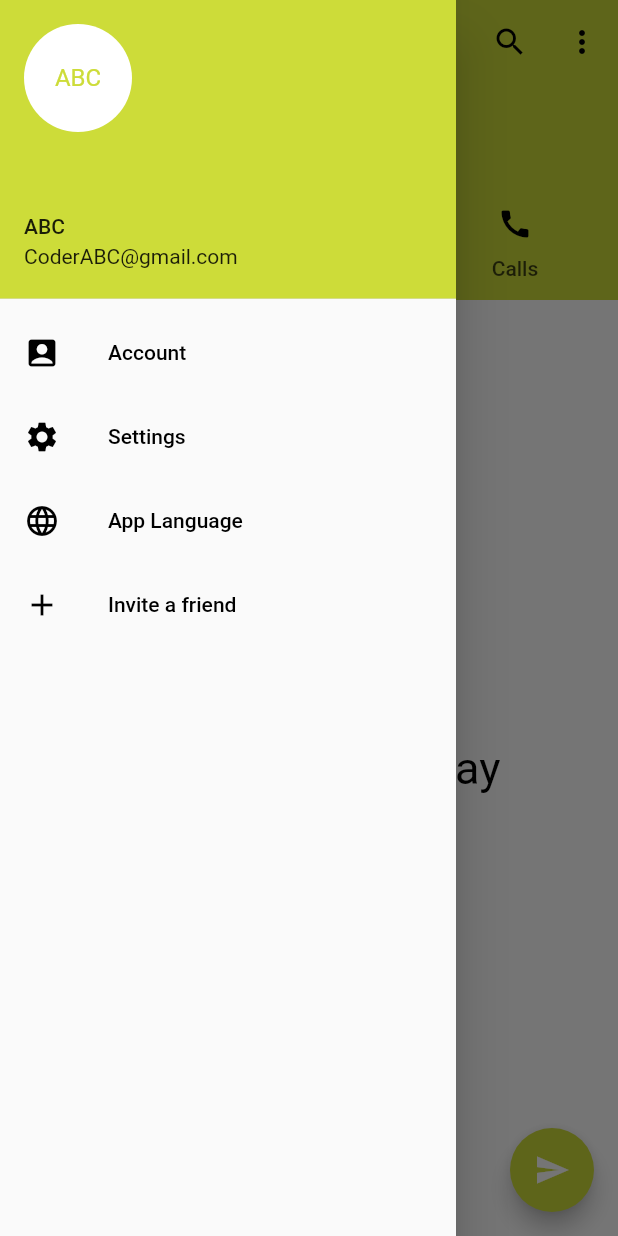
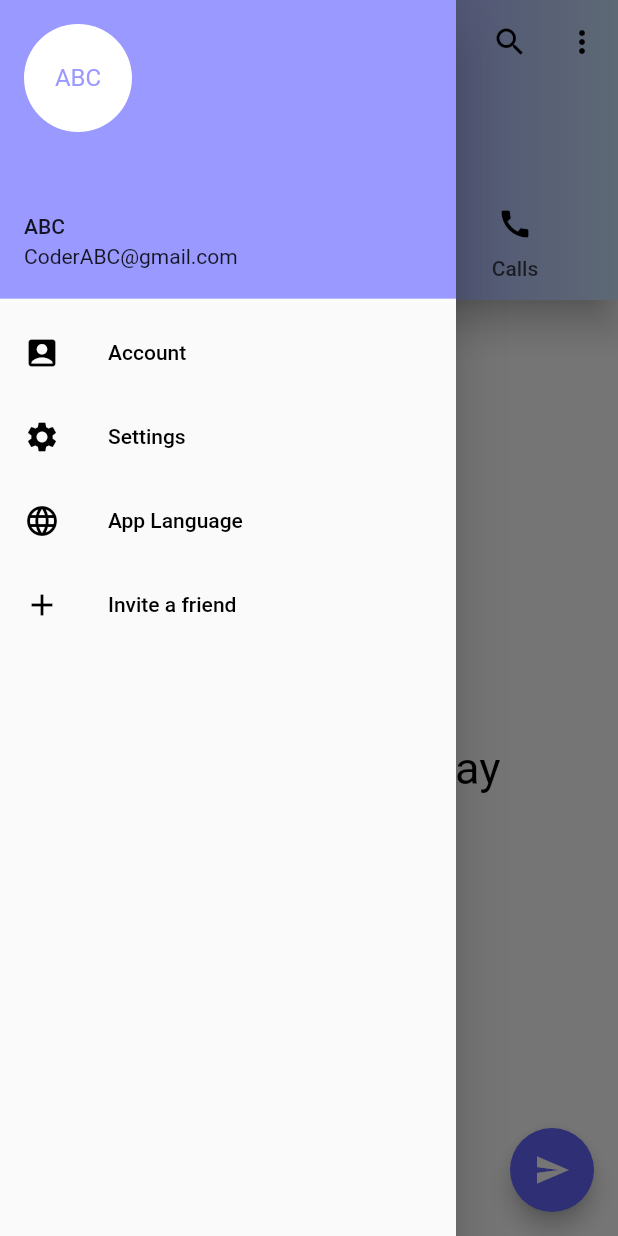
Before and after one commit to ParamitaChowdhury/Gossiper_repo, a Flutter app: the screen it shows after launch, with the side drawer open, on a phone screen of 412 x 824 dp. Run offline on Flutter 3.47's test engine with Material 2 defaults, Android fonts, the light colour scheme and no system bars; our stand-ins replace fluttertoast, get.

Commit message:
globalvariables-color

```diff
--- a/lib/app/modules/home/views/account_app.dart
+++ b/lib/app/modules/home/views/account_app.dart
@@ -1,8 +1,9 @@
 import 'package:flutter/material.dart';
 
 import 'package:get/get.dart';
+import 'package:gossiper/app_theme.dart';
 
-import '../../common/navigation_drawer_app.dart';
+import 'navigation_drawer_app.dart';
 import '../controllers/home_controller.dart';
 
 import 'package:flutter/material.dart';
@@ -19,7 +20,7 @@ class _AccountAppState extends State<AccountApp> {
   Widget build(BuildContext context) {
     return Scaffold(
       appBar: AppBar(
-        backgroundColor: Colors.lime,
+        backgroundColor: GlobalVariables.drawerHeaderColor,
         title: Text('user profile', style: TextStyle(color: Colors.black)),
       ),
     );
--- a/lib/app/modules/home/views/app_language.dart
+++ b/lib/app/modules/home/views/app_language.dart
@@ -1,4 +1,6 @@
 import 'package:flutter/material.dart';
+
+import '../../../../app_theme.dart';
 
 class AppLanguage extends StatefulWidget {
   const AppLanguage({Key? key}) : super(key: key);
@@ -12,7 +14,7 @@ class _AppLanguageState extends State<AppLanguage> {
   Widget build(BuildContext context) {
     return Scaffold(
       appBar: AppBar(
-        backgroundColor: Colors.lime,
+        backgroundColor: GlobalVariables.drawerHeaderColor,
         title:
             Text('Select App Language', style: TextStyle(color: Colors.black)),
       ),
--- a/lib/app/modules/home/views/appbar_app.dart
+++ b/lib/app/modules/home/views/appbar_app.dart
@@ -3,10 +3,10 @@ import 'package:flutter/material.dart';
 import 'package:gossiper/app/modules/home/views/calls_app.dart';
 import 'package:gossiper/app/modules/home/views/chats_app.dart';
 import 'package:gossiper/app/modules/home/views/StoriesApp.dart';
-
+import 'package:gossiper/app_theme.dart';
 import 'package:gossiper/app/modules/home/views/new_group_app.dart';
 
-import '../../common/navigation_drawer_app.dart';
+import 'navigation_drawer_app.dart';
 
 class AppBarApp extends StatefulWidget {
   const AppBarApp({super.key});
@@ -33,7 +33,11 @@ class _AppBarAppState extends State<AppBarApp>
       appBar: PreferredSize(
         preferredSize: Size.fromHeight(200),
         child: AppBar(
-            elevation: 0.0,
+            flexibleSpace: Container(
+              decoration:
+                  BoxDecoration(gradient: GlobalVariables.appBarGradient),
+            ),
+            elevation: 10.0,
             title: Row(
               children: [
                 Image.asset('icons/AppBarLogo.png', scale: 12.0),
@@ -47,7 +51,7 @@ class _AppBarAppState extends State<AppBarApp>
                         fontSize: 50)),
               ],
             ),
-            backgroundColor: Colors.lime,
+            // backgroundColor: GlobalVariables.selectedNavBarColor,
             actions: [
               // Switch(activeColor: Colors.lime,value: , onChanged: onChanged)
               IconButton(
@@ -82,7 +86,7 @@ class _AppBarAppState extends State<AppBarApp>
             bottom: TabBar(
               controller: _tabController,
               // style1
-              // indicatorColor: Colors.green,
+              indicatorColor: GlobalVariables.indicatorTabColor,
               // unselectedLabelColor: Colors.redAccent,
               // indicatorSize: TabBarIndicatorSize.tab,
               // indicator: BoxDecoration(
@@ -91,12 +95,12 @@ class _AppBarAppState extends State<AppBarApp>
               //     borderRadius: BorderRadius.circular(50),
               //     color: Colors.redAccent),
               // style2
-              indicatorSize: TabBarIndicatorSize.tab,
-              indicator: BoxDecoration(
-                  borderRadius: BorderRadius.only(
-                      topLeft: Radius.circular(10),
-                      topRight: Radius.circular(10)),
-                  color: Colors.white),
+              // indicatorSize: TabBarIndicatorSize.tab,
+              // indicator: BoxDecoration(
+              //     borderRadius: BorderRadius.only(
+              //         topLeft: Radius.circular(10),
+              //         topRight: Radius.circular(10)),
+              //     color: Colors.white),
               tabs: const [
                 Tab(
                   icon: Icon(
@@ -129,7 +133,7 @@ class _AppBarAppState extends State<AppBarApp>
         onPressed: () {
           // Add your onPressed code here!
         },
-        backgroundColor: Colors.lime,
+        backgroundColor: GlobalVariables.floatingActionButtonColor,
         child: const Icon(Icons.send),
       ),
       floatingActionButtonLocation: FloatingActionButtonLocation.endFloat,
--- a/lib/app/modules/home/views/invite_app.dart
+++ b/lib/app/modules/home/views/invite_app.dart
@@ -1,4 +1,6 @@
 import 'package:flutter/material.dart';
+
+import '../../../../app_theme.dart';
 
 class InviteApp extends StatefulWidget {
   const InviteApp({Key? key}) : super(key: key);
@@ -12,7 +14,7 @@ class _InviteAppState extends State<InviteApp> {
   Widget build(BuildContext context) {
     return Scaffold(
       appBar: AppBar(
-        backgroundColor: Colors.lime,
+        backgroundColor: GlobalVariables.drawerHeaderColor,
         title: Text('Invite a friend', style: TextStyle(color: Colors.black)),
       ),
     );
--- a/lib/app/modules/common/navigation_drawer_app.dart
+++ b/lib/app/modules/home/views/navigation_drawer_app.dart
@@ -4,6 +4,7 @@ import 'package:get/get.dart';
 import 'package:gossiper/app/routes/app_pages.dart';
 import 'package:fluttertoast/fluttertoast.dart';
 import 'package:gossiper/app/modules/home/views/account_app.dart';
+import 'package:gossiper/app_theme.dart';
 
 class NavigationDrawerApp extends StatefulWidget {
   const NavigationDrawerApp({Key? key}) : super(key: key);
@@ -62,14 +63,14 @@ class _NavigationDrawerAppState extends State<NavigationDrawerApp> {
       accountName: Text("ABC"),
       accountEmail: Text("CoderABC@gmail.com"),
       currentAccountPicture: CircleAvatar(
-        foregroundColor: Colors.lime,
+        foregroundColor: GlobalVariables.drawerHeaderColor,
         backgroundColor: Colors.white,
         child: Text('ABC'),
         //backgroundImage: AssetImage('icons/AppBarLogo.png'),
       ),
       currentAccountPictureSize: Size.square(72),
       decoration: BoxDecoration(
-        color: Colors.lime,
+        color: GlobalVariables.drawerHeaderColor,
       ),
     );
   }
--- a/lib/app/modules/home/views/settings.dart
+++ b/lib/app/modules/home/views/settings.dart
@@ -1,4 +1,6 @@
 import 'package:flutter/material.dart';
+
+import '../../../../app_theme.dart';
 
 class SettingsApp extends StatefulWidget {
   const SettingsApp({Key? key}) : super(key: key);
@@ -12,7 +14,7 @@ class _SettingsAppState extends State<SettingsApp> {
   Widget build(BuildContext context) {
     return Scaffold(
       appBar: AppBar(
-        backgroundColor: Colors.lime,
+        backgroundColor: GlobalVariables.drawerHeaderColor,
         title: Text('Settings', style: TextStyle(color: Colors.black)),
       ),
     );
--- /dev/null
+++ b/lib/app_theme.dart
@@ -0,0 +1,20 @@
+import 'package:flutter/material.dart';
+
+class GlobalVariables {
+  // COLORS
+  static const appBarGradient = LinearGradient(
+    colors: [
+      Color.fromARGB(255, 153, 153, 255),
+      Color.fromARGB(255, 204, 229, 255),
+    ],
+    stops: [0.5, 1.0],
+  );
+  static const secondaryColor = Color.fromRGBO(255, 153, 0, 1);
+  static const backgroundColor = Colors.white;
+  //static const Color greyBackgroundCOlor = Color(0xffebecee);
+  //static var selectedNavBarColor = Colors.cyan[800]!;
+  //static const unselectedNavBarColor = Colors.black87;
+  static const indicatorTabColor = Colors.white;
+  static const drawerHeaderColor = Color.fromARGB(255, 153, 153, 255);
+  static const floatingActionButtonColor = Color.fromARGB(255, 102, 102, 255);
+}
```
